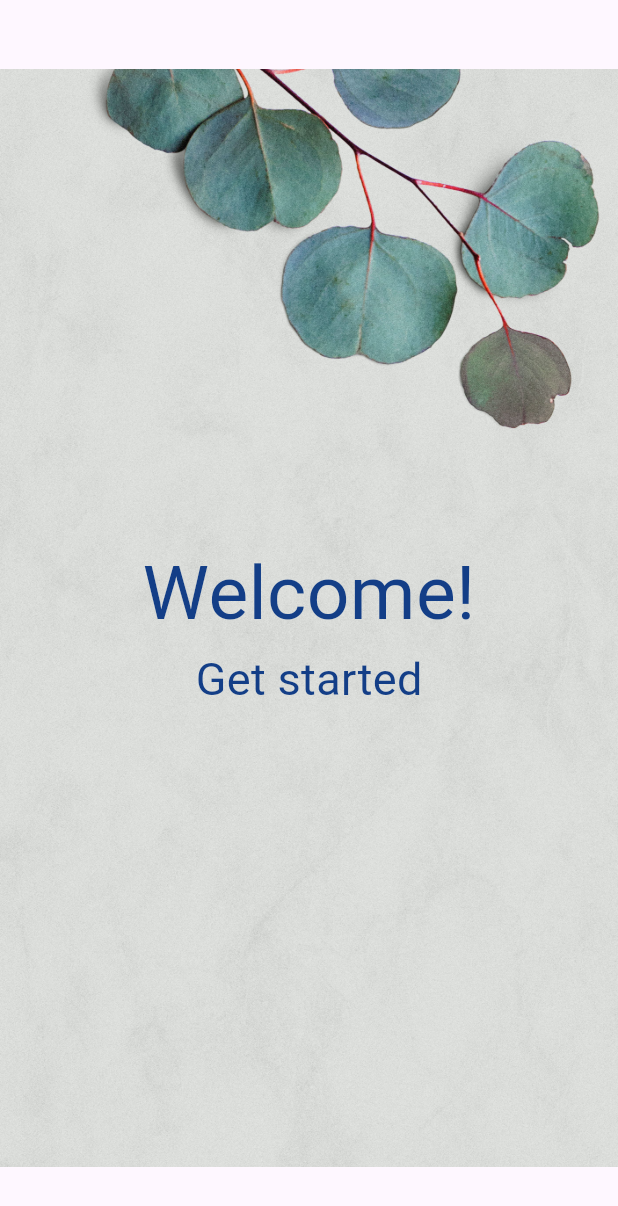
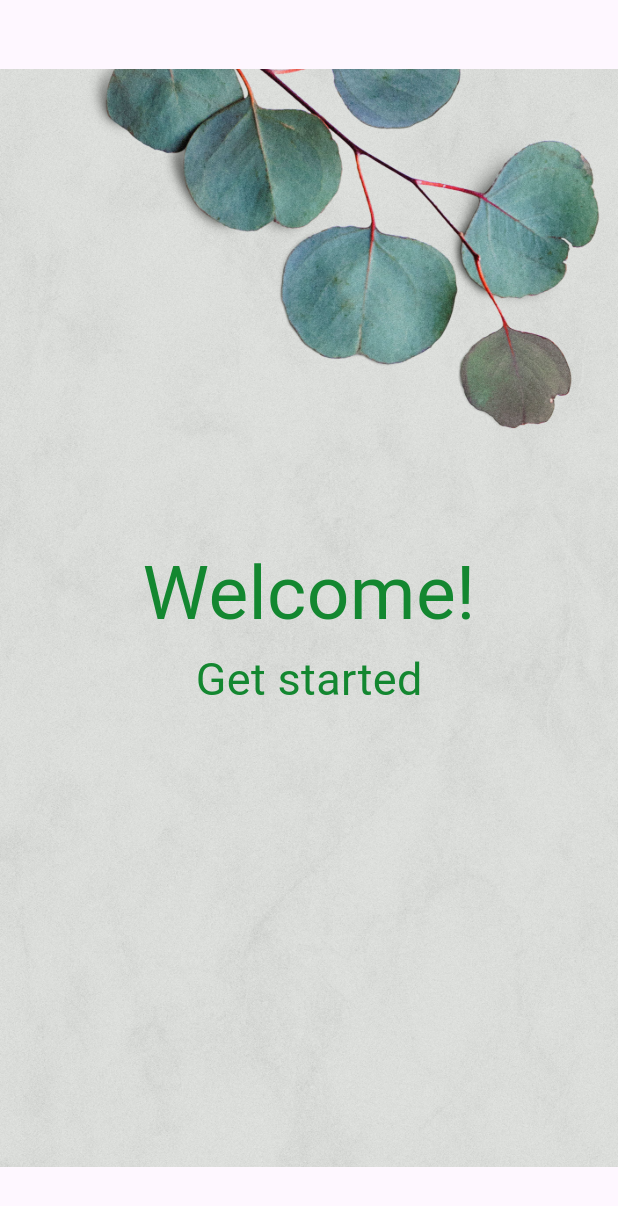
Before and after one commit to KwesiEren/prikrakra_v3, a Flutter app: the screen it shows after launch, on a phone screen of 412 x 824 dp. Shown: the top 1206 px of the screen. Run offline on Flutter 3.47's test engine with Material 3 defaults, Android fonts, the phone set to English and light mode, and no system bars; our stand-ins replace flutter_styled_toast, internet_connection_checker_plus, shared_preferences, sqflite, supabase_flutter; missing offline and left inert: syncfusion_flutter_pdfviewer, xor_encryption; accounts and stored records are empty.

Commit message:
Finished color scheme

```diff
--- a/lib/pages/colors.dart
+++ b/lib/pages/colors.dart
@@ -2,15 +2,15 @@ import 'package:flutter/material.dart';
 
 @immutable
 class AppColors {
-  final color1 = const Color.fromRGBO(19, 62, 135, 1);
+  final color1 = const Color.fromARGB(255, 19, 135, 48);
   final colorw = const Color.fromARGB(255, 255, 255, 255);
   final colorbg = const Color.fromRGBO(243, 243, 224, 1);
-  final color2 = const Color.fromRGBO(96, 139, 193, 100);
+  final color2 = const Color.fromARGB(156, 96, 193, 114);
   final colortxt1 = const Color.fromARGB(255, 255, 255, 255);
   final colorbtn1 = const Color.fromARGB(255, 255, 82, 82);
-  final color3 = const Color.fromRGBO(96, 139, 193, 1);
+  final color3 = const Color.fromARGB(255, 96, 193, 115);
   final color4 = const Color.fromARGB(205, 0, 0, 0);
-  final color5 = const Color.fromARGB(208, 98, 227, 103);
+  final color5 = const Color.fromARGB(208, 94, 231, 135);
 
   const AppColors();
 }
```
